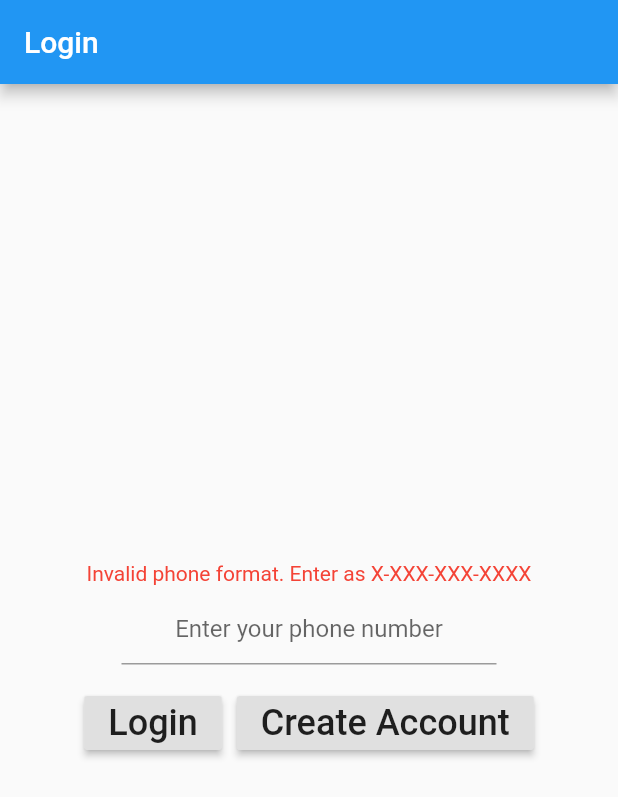
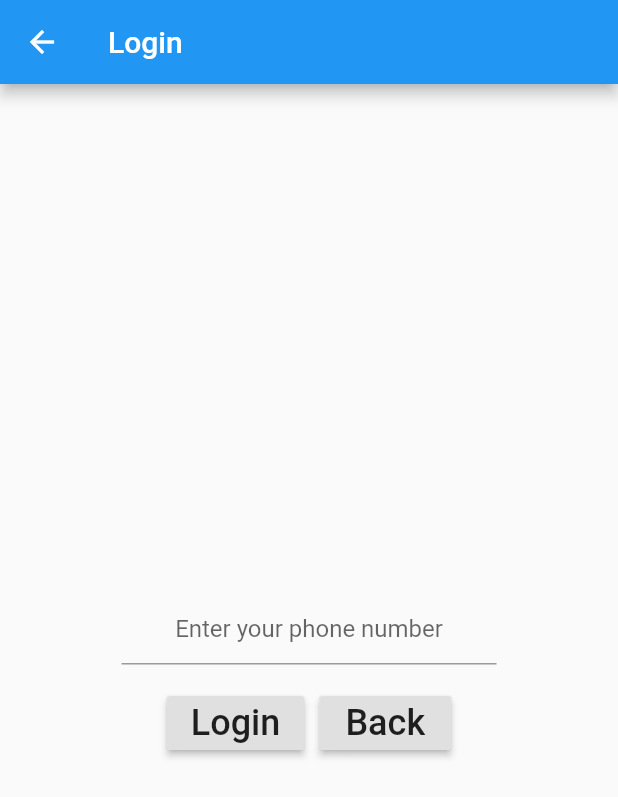
Before and after one commit to Pingableapp/flutter_mobile_app, a Flutter app: the screen it shows after launch, after a tap on "Login", on a phone screen of 412 x 824 dp. Shown: the top 797 px of the screen. Run offline on Flutter 3.47's test engine with Material 2 defaults, Android fonts, the phone set to English and light mode, and no system bars; our stand-ins replace shared_preferences; network calls fail.

```diff
--- a/lib/components/stateless/appBarActions.dart
+++ b/lib/components/stateless/appBarActions.dart
@@ -15,7 +15,7 @@ Widget buildActionsPopupDialog(BuildContext context) {
             final prefs = await SharedPreferences.getInstance();
             prefs.setInt('userId', null);
             prefs.setString('authToken', null);
-            Navigator.pushNamed(context, '/login');
+            Navigator.pushNamed(context, '/accounts');
           },
           child: const Text('Logout'),
         ),
--- a/lib/main.dart
+++ b/lib/main.dart
@@ -1,11 +1,11 @@
 import 'package:flutter/material.dart';
 import 'package:pingable/views/home.dart';
-import 'package:pingable/views/login.dart';
+import 'package:pingable/views/accounts.dart';
 import 'package:shared_preferences/shared_preferences.dart';
 
 void main() async {
   // Widget _defaultHome = new Login();
-  String _defaultRoute = "/login";
+  String _defaultRoute = "/accounts";
 
   // Get result of the login function.
   // obtain shared preferences
@@ -26,7 +26,7 @@ void main() async {
     routes: <String, WidgetBuilder>{
       // Set routes for using the Navigator.
       '/home': (BuildContext context) => new Home(),
-      '/login': (BuildContext context) => new Login(),
+      '/accounts': (BuildContext context) => new Accounts(),
     },
   ));
 }
--- /dev/null
+++ b/lib/models/friend.dart
@@ -0,0 +1,6 @@
+class Friend {
+  final String firstName, lastName, phoneNumber;
+  final bool active;
+
+  Friend(this.firstName, this.lastName, this.phoneNumber, this.active);
+}
--- /dev/null
+++ b/lib/views/accounts.dart
@@ -0,0 +1,70 @@
+
+import 'package:flutter/cupertino.dart';
+import 'package:flutter/material.dart';
+import 'package:pingable/views/createAccount.dart';
+import 'package:pingable/views/login.dart';
+
+class Accounts extends StatefulWidget {
+  @override
+  _AccountState createState() => _AccountState();
+}
+
+class _AccountState extends State<Accounts> {
+  @override
+  Widget build(BuildContext context) {
+    return new WillPopScope(
+        child: Scaffold(
+          appBar: AppBar(title: Text('Accounts')),
+          body: Center(
+              child: Column(
+                  mainAxisAlignment: MainAxisAlignment.center,
+                  children: [
+                Row(
+                  children: [
+                    Spacer(),
+                    Container(
+                        margin: const EdgeInsets.only(left: 5.0, right: 5.0),
+                        child: RaisedButton(
+                          child: Text(
+                            'Login',
+                            style: TextStyle(fontSize: 24),
+                          ),
+                          onPressed: () {
+                            _navigateToLogin(context);
+                          },
+                        )),
+                    Container(
+                        margin: const EdgeInsets.only(left: 5.0, right: 5.0),
+                        child: RaisedButton(
+                          child: Text(
+                            'Create Account',
+                            style: TextStyle(fontSize: 24),
+                          ),
+                          onPressed: () {
+                            _navigateToCreateAccount(context);
+                          },
+                        )),
+                    Spacer()
+                  ],
+                )
+              ])),
+        ),
+        onWillPop: () async => false);
+  }
+
+  void _navigateToLogin(BuildContext context) {
+    Navigator.push(
+        context,
+        MaterialPageRoute(
+          builder: (context) => Login(),
+        ));
+  }
+
+  void _navigateToCreateAccount(BuildContext context) {
+    Navigator.push(
+        context,
+        MaterialPageRoute(
+          builder: (context) => CreateAccount(),
+        ));
+  }
+}
--- a/lib/views/login.dart
+++ b/lib/views/login.dart
@@ -20,6 +20,7 @@ class _LoginState extends State<Login> {
   String errorMessage = "";
 
   // TODO: Remove duplicate copy of this function in createAccount
+  // Trigger Twillio to send user a verification code
   Future<int> requestPhoneVerificationCode(String phoneNumber) async {
     // Verify proper phone number format
     RegExp exp = new RegExp(r"^[0-9]{1,3}-[0-9]{3}-[0-9]{3}-[0-9]{4}$");
@@ -63,13 +64,10 @@ class _LoginState extends State<Login> {
 
   @override
   Widget build(BuildContext context) {
-    return new WillPopScope(
-        child: Scaffold(
+    return Scaffold(
       appBar: AppBar(title: Text('Login')),
       body: Center(
-              child: Column(
-                  mainAxisAlignment: MainAxisAlignment.center,
-                  children: [
+          child: Column(mainAxisAlignment: MainAxisAlignment.center, children: [
         Container(
             width: 350,
             child: Text(errorMessage,
@@ -109,20 +107,18 @@ class _LoginState extends State<Login> {
                 margin: const EdgeInsets.only(left: 5.0, right: 5.0),
                 child: RaisedButton(
                   child: Text(
-                            'Create Account',
+                    'Back',
                     style: TextStyle(fontSize: 24),
                   ),
                   onPressed: () {
-                            _navigateToCreateAccount(context);
-                            print("creating new account");
+                    Navigator.pop(context);
                   },
                 )),
             Spacer()
           ],
         )
       ])),
-        ),
-        onWillPop: () async => false);
+    );
   }
 
   @override
@@ -140,11 +136,11 @@ class _LoginState extends State<Login> {
         ));
   }
 
-  void _navigateToCreateAccount(BuildContext context) {
+  void _navigateToLogin(BuildContext context) {
     Navigator.push(
         context,
         MaterialPageRoute(
-          builder: (context) => CreateAccount(),
+          builder: (context) => Login(),
         ));
   }
 }
```
Also changed, not shown: lib/components/stateful/addFriend.dart (added, +114 -0 lines), lib/components/stateful/friends.dart (+33 -23 lines), lib/functions/strings.dart (added, +11 -0 lines), lib/views/createAccount.dart (+7 -13 lines). Lines whose indentation alone changed are shown as unchanged.
